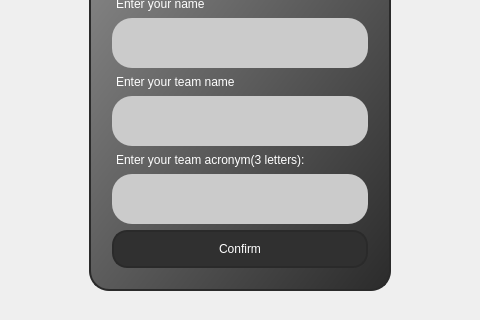
The window that NewGame.ui (DawidO99/FM_QT_Project_vol2) describes before a commit, drawn with Qt 5; both pictures show x 353 to 833 and y 353 to 673 of the 1186 by 892 pixel window.
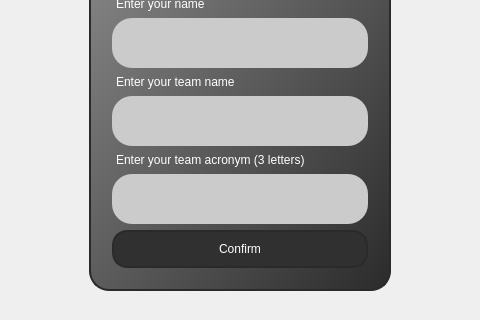
The same window after the commit. The open tabs and pages were chosen to show the change. Icons and pictures are not drawn.

Diff of the .ui file:
```diff
--- a/NewGame.ui
+++ b/NewGame.ui
@@ -235,7 +235,7 @@
     padding: 1px;              /* Wewnętrzne marginesy */</string>
              </property>
              <property name="text">
-              <string>Enter your team acronym(3 letters):</string>
+              <string>Enter your team acronym (3 letters)</string>
              </property>
             </widget>
            </item>
```
Left out of the diff: 2 changed lines with no effect on the pictures.
